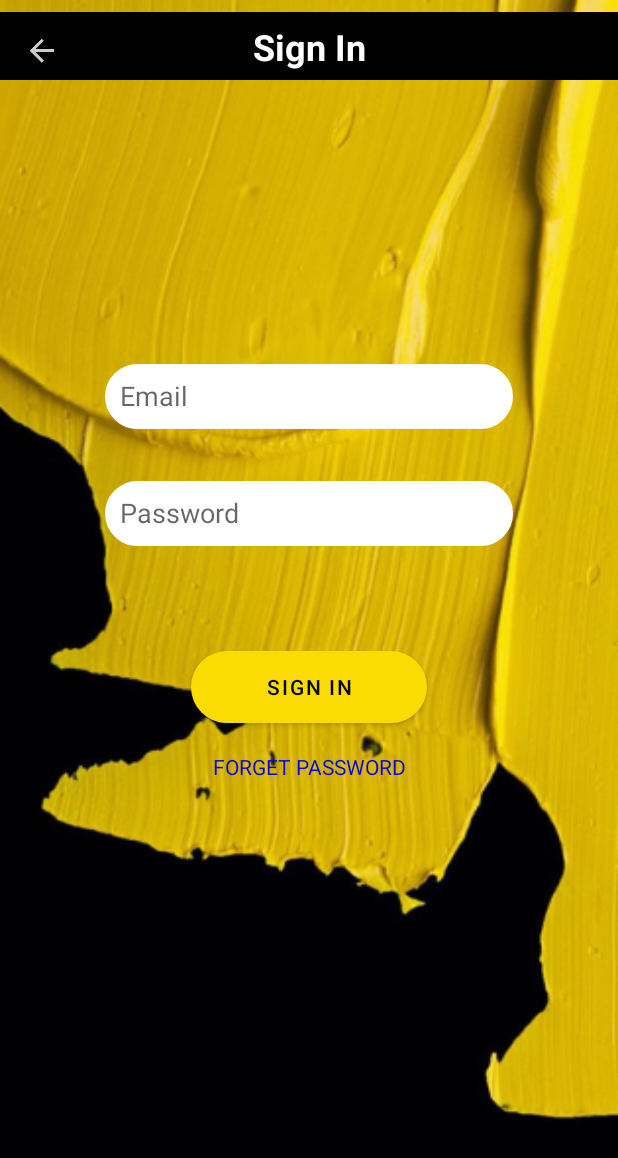
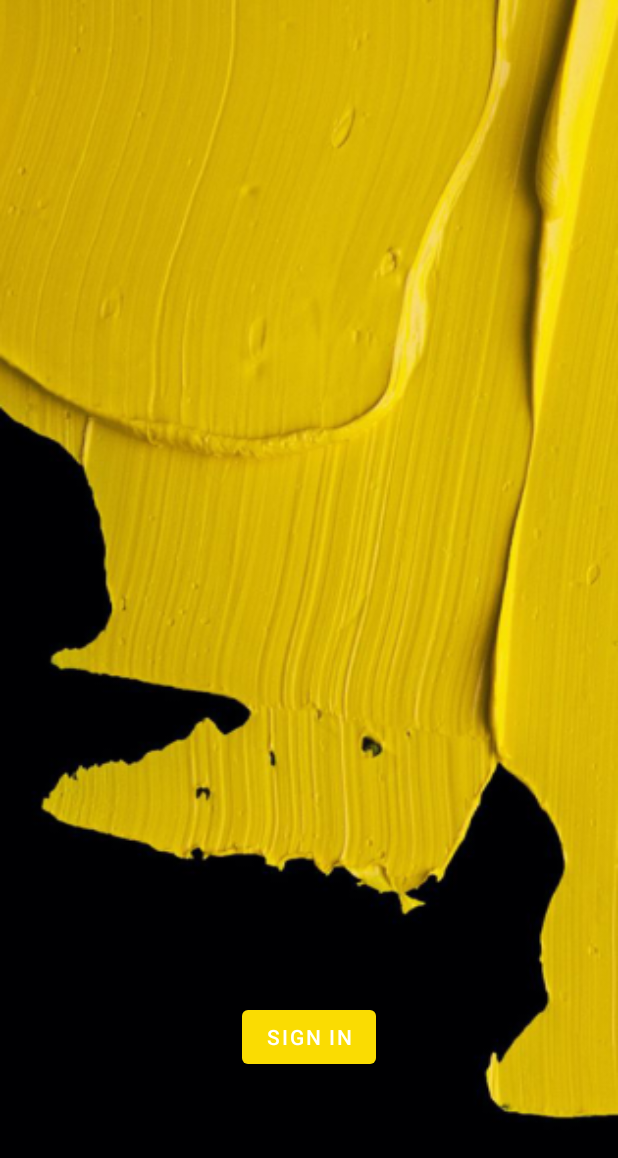
Before and after one commit to 2nd-year/MAD-Project-1, an Android app: the screen it shows after launch (MainActivity), on a phone screen of 412 x 824 dp. Shown: the top 1158 px of the screen. Run offline under Robolectric (Android 15) with nearby library versions, the phone set to English and light mode, and no system bars; 2 statements that could not run were skipped.

Commit message:
change Id

```diff
--- a/app/src/main/res/layout/activity_main.xml
+++ b/app/src/main/res/layout/activity_main.xml
@@ -8,100 +8,14 @@
     android:textAlignment="center"
     tools:context=".MainActivity">
 
-    <androidx.constraintlayout.widget.ConstraintLayout
-        android:id="@+id/constraintLayout"
-        android:layout_width="412dp"
-        android:layout_height="45dp"
-        android:layout_marginStart="16dp"
-        android:layout_marginTop="8dp"
-        android:layout_marginEnd="16dp"
-        android:background="@color/black"
-        app:layout_constraintEnd_toEndOf="parent"
-        app:layout_constraintStart_toStartOf="parent"
-        app:layout_constraintTop_toTopOf="parent">
-
-        <ImageView
-            android:id="@+id/imageView2"
-            android:layout_width="wrap_content"
-            android:layout_height="wrap_content"
-            app:layout_constraintBottom_toBottomOf="parent"
-            app:layout_constraintEnd_toStartOf="@+id/textView2"
-            app:layout_constraintHorizontal_bias="0.11"
-            app:layout_constraintStart_toStartOf="parent"
-            app:layout_constraintTop_toTopOf="parent"
-            app:layout_constraintVertical_bias="0.666"
-            app:srcCompat="@drawable/back_btn_white" />
-
-        <TextView
-            android:id="@+id/textView2"
-            android:layout_width="wrap_content"
-            android:layout_height="wrap_content"
-            android:text="Sign In"
-            android:textColor="@color/white"
-            android:textSize="24sp"
-            android:textStyle="bold"
-            app:layout_constraintBottom_toBottomOf="parent"
-            app:layout_constraintEnd_toEndOf="parent"
-            app:layout_constraintStart_toStartOf="parent"
-            app:layout_constraintTop_toTopOf="parent" />
-    </androidx.constraintlayout.widget.ConstraintLayout>
-
-    <EditText
-        android:id="@+id/editTextTextEmailAddress"
-        android:layout_width="272dp"
-        android:layout_height="43dp"
-        android:background="@drawable/layout_border"
-        android:drawablePadding="10dp"
-        android:ems="10"
-        android:hint="Email"
-        android:inputType="textEmailAddress"
-        android:padding="10dp"
+    <Button
+        android:id="@+id/signInBtn"
+        android:layout_width="wrap_content"
+        android:layout_height="wrap_content"
+        android:text="Sign In"
         app:layout_constraintBottom_toBottomOf="parent"
         app:layout_constraintEnd_toEndOf="parent"
         app:layout_constraintStart_toStartOf="parent"
-        app:layout_constraintTop_toBottomOf="@+id/constraintLayout"
-        app:layout_constraintVertical_bias="0.26" />
-
-    <EditText
-        android:id="@+id/editTextTextPassword"
-        android:layout_width="272dp"
-        android:layout_height="43dp"
-        android:background="@drawable/layout_border"
-        android:ems="10"
-        android:hint="Password"
-        android:inputType="textPassword"
-        android:padding="10dp"
-        app:layout_constraintBottom_toBottomOf="parent"
-        app:layout_constraintEnd_toEndOf="parent"
-        app:layout_constraintStart_toStartOf="parent"
-        app:layout_constraintTop_toBottomOf="@+id/editTextTextEmailAddress"
-        app:layout_constraintVertical_bias="0.06999999" />
-
-    <Button
-        android:id="@+id/button2"
-        android:layout_width="wrap_content"
-        android:layout_height="wrap_content"
-        android:background="@drawable/layout_border"
-        android:paddingLeft="50dp"
-        android:paddingRight="50dp"
-        android:textColor="@color/black"
-        android:text="SIGN IN"
-        app:layout_constraintBottom_toBottomOf="parent"
-        app:layout_constraintEnd_toEndOf="parent"
-        app:layout_constraintStart_toStartOf="parent"
-        app:layout_constraintTop_toBottomOf="@+id/editTextTextPassword"
-        app:layout_constraintVertical_bias="0.17000002" />
-
-    <TextView
-        android:id="@+id/textView4"
-        android:layout_width="wrap_content"
-        android:layout_height="wrap_content"
-        android:text="FORGET PASSWORD"
-        android:textColor="@color/link_blue"
-        app:layout_constraintBottom_toBottomOf="parent"
-        app:layout_constraintEnd_toEndOf="parent"
-        app:layout_constraintStart_toStartOf="parent"
-        app:layout_constraintTop_toBottomOf="@+id/button2"
-        app:layout_constraintVertical_bias="0.060000002" />
-
+        app:layout_constraintTop_toTopOf="parent"
+        app:layout_constraintVertical_bias="0.86" />
 </androidx.constraintlayout.widget.ConstraintLayout>
```
